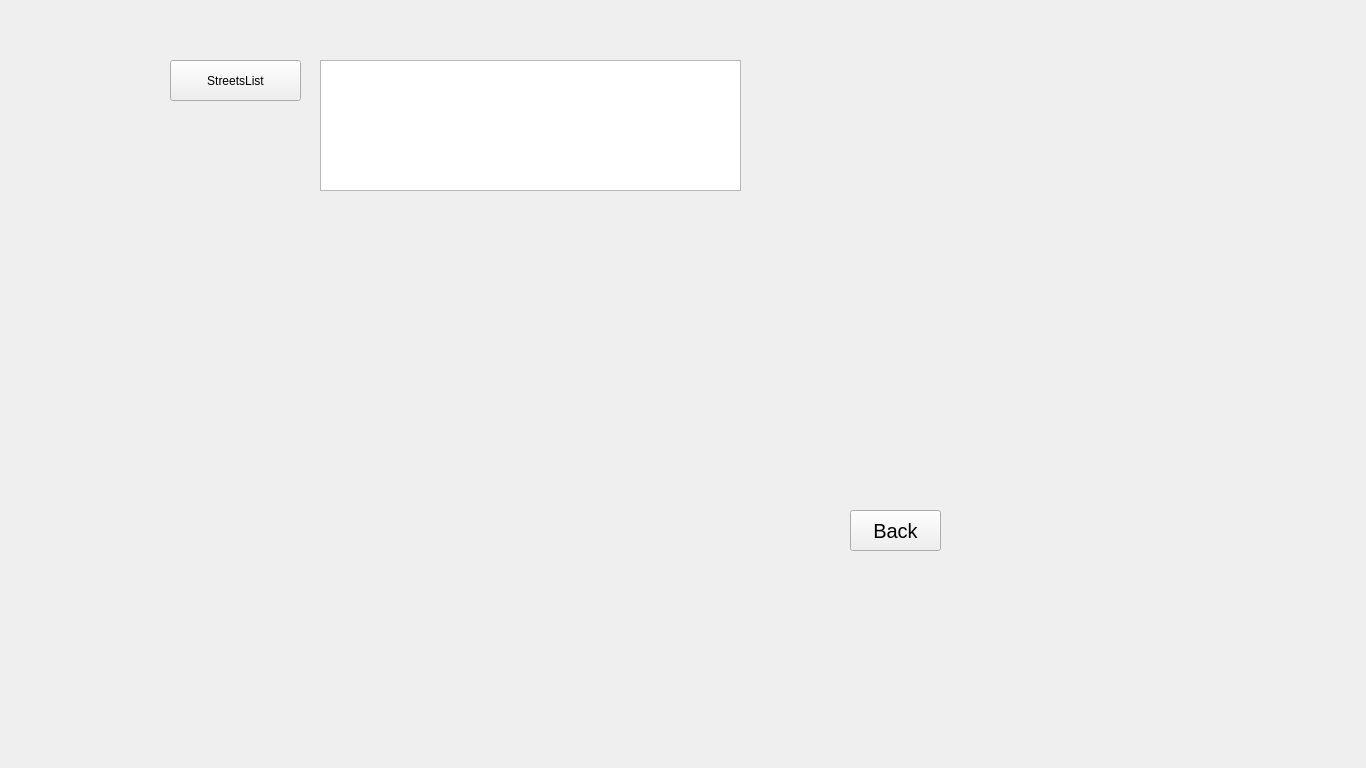
Qt form src/hmi/destinationinput.ui (Kayjinke/SmartNav) before a commit.
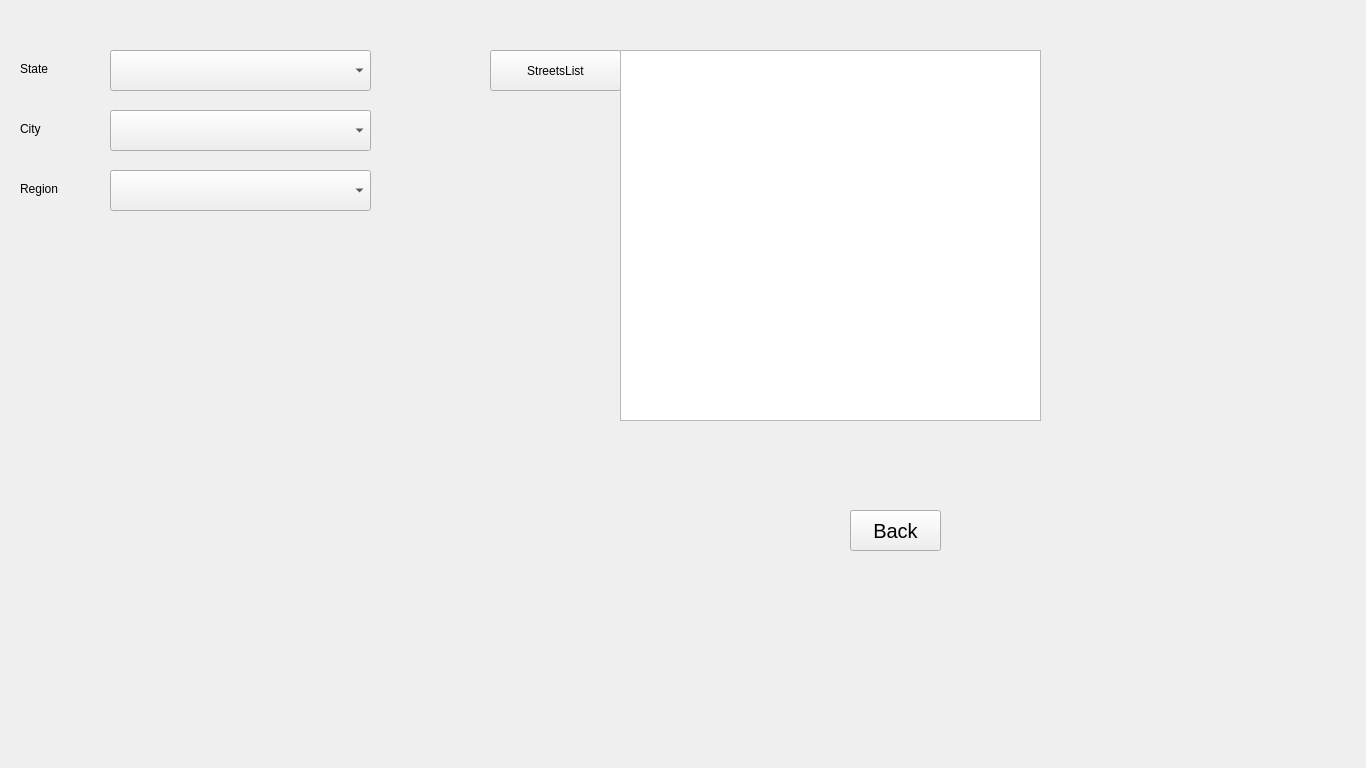
The same form after that commit.

Diff of the .ui file:
```diff
--- a/src/hmi/destinationinput.ui
+++ b/src/hmi/destinationinput.ui
@@ -16,8 +16,8 @@
   <widget class="QPushButton" name="pushButton">
    <property name="geometry">
     <rect>
-     <x>170</x>
-     <y>60</y>
+     <x>490</x>
+     <y>50</y>
      <width>131</width>
      <height>41</height>
     </rect>
@@ -29,10 +29,10 @@
   <widget class="QListWidget" name="listWidget">
    <property name="geometry">
     <rect>
-     <x>320</x>
-     <y>60</y>
+     <x>620</x>
+     <y>50</y>
      <width>421</width>
-     <height>131</height>
+     <height>371</height>
     </rect>
    </property>
   </widget>
@@ -54,6 +54,75 @@
     <string>Back</string>
    </property>
   </widget>
+  <widget class="QComboBox" name="m_StateComboBox">
+   <property name="geometry">
+    <rect>
+     <x>110</x>
+     <y>50</y>
+     <width>261</width>
+     <height>41</height>
+    </rect>
+   </property>
+  </widget>
+  <widget class="QComboBox" name="m_CityComboBox">
+   <property name="geometry">
+    <rect>
+     <x>110</x>
+     <y>110</y>
+     <width>261</width>
+     <height>41</height>
+    </rect>
+   </property>
+  </widget>
+  <widget class="QComboBox" name="m_RegionComboBox">
+   <property name="geometry">
+    <rect>
+     <x>110</x>
+     <y>170</y>
+     <width>261</width>
+     <height>41</height>
+    </rect>
+   </property>
+  </widget>
+  <widget class="QLabel" name="m_StateLabel">
+   <property name="geometry">
+    <rect>
+     <x>20</x>
+     <y>60</y>
+     <width>67</width>
+     <height>17</height>
+    </rect>
+   </property>
+   <property name="text">
+    <string>State</string>
+   </property>
+  </widget>
+  <widget class="QLabel" name="m_CityLabel">
+   <property name="geometry">
+    <rect>
+     <x>20</x>
+     <y>120</y>
+     <width>67</width>
+     <height>17</height>
+    </rect>
+   </property>
+   <property name="text">
+    <string>City</string>
+   </property>
+  </widget>
+  <widget class="QLabel" name="m_RegionLabel">
+   <property name="geometry">
+    <rect>
+     <x>20</x>
+     <y>180</y>
+     <width>67</width>
+     <height>17</height>
+    </rect>
+   </property>
+   <property name="text">
+    <string>Region</string>
+   </property>
+  </widget>
  </widget>
  <resources/>
  <connections/>
```
